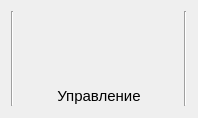
Qt form device/res/frm_control_device.ui (mcsltd/mcs-inRat-monitor) before a commit.
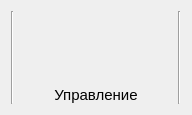
The same form after that commit. Icons and pictures are not drawn.

The edit to the form file:
```diff
--- a/device/res/frm_control_device.ui
+++ b/device/res/frm_control_device.ui
@@ -6,8 +6,8 @@
    <rect>
     <x>0</x>
     <y>0</y>
-    <width>198</width>
-    <height>118</height>
+    <width>192</width>
+    <height>105</height>
    </rect>
   </property>
   <property name="windowTitle">
```
